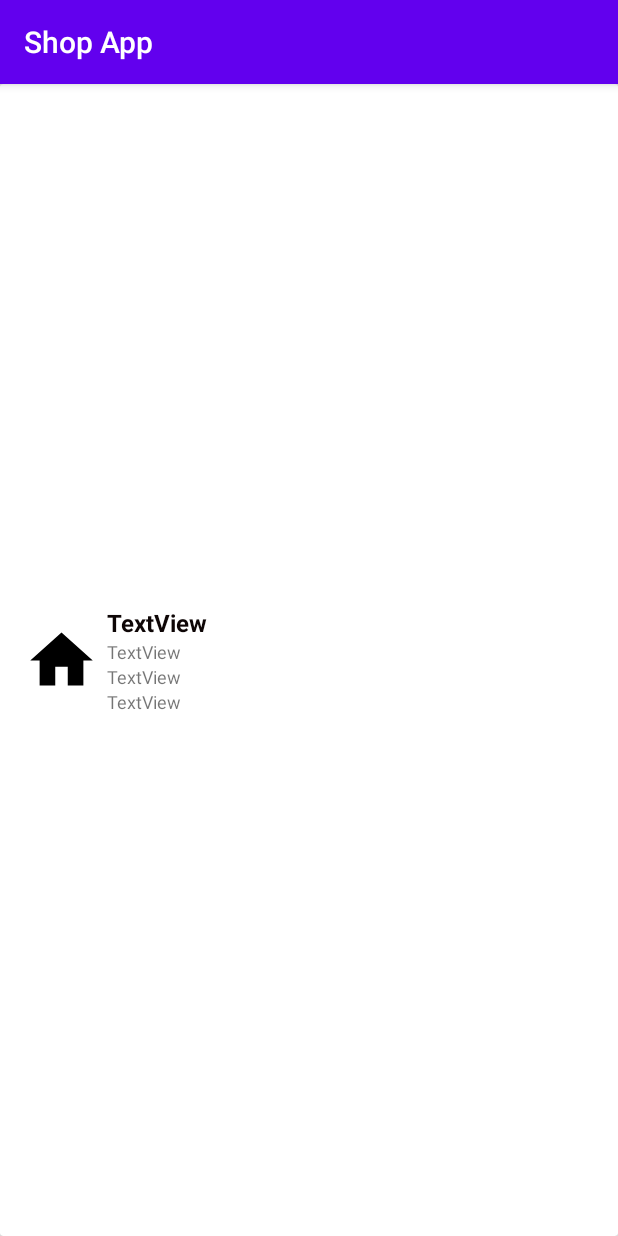
After one commit to micoinfante/tsumugiya, an Android app: the fragment StoreItemFragment shown on its own in the app's theme, on a phone screen of 412 x 824 dp. The commit adds this screen. Run offline under Robolectric (Android 15) with nearby library versions, the phone set to English and light mode, and no system bars.

Commit message:
Added Store list item for store list tabs.

```diff
--- /dev/null
+++ b/app/src/main/java/com/ortech/shopapp/StoreItemFragment.kt
@@ -0,0 +1,59 @@
+package com.ortech.shopapp
+
+import android.os.Bundle
+import androidx.fragment.app.Fragment
+import android.view.LayoutInflater
+import android.view.View
+import android.view.ViewGroup
+
+// TODO: Rename parameter arguments, choose names that match
+// the fragment initialization parameters, e.g. ARG_ITEM_NUMBER
+private const val ARG_PARAM1 = "param1"
+private const val ARG_PARAM2 = "param2"
+
+/**
+ * A simple [Fragment] subclass.
+ * Use the [StoreItemFragment.newInstance] factory method to
+ * create an instance of this fragment.
+ */
+class StoreItemFragment : Fragment() {
+    // TODO: Rename and change types of parameters
+    private var param1: String? = null
+    private var param2: String? = null
+
+    override fun onCreate(savedInstanceState: Bundle?) {
+        super.onCreate(savedInstanceState)
+        arguments?.let {
+            param1 = it.getString(ARG_PARAM1)
+            param2 = it.getString(ARG_PARAM2)
+        }
+    }
+
+    override fun onCreateView(
+        inflater: LayoutInflater, container: ViewGroup?,
+        savedInstanceState: Bundle?
+    ): View? {
+        // Inflate the layout for this fragment
+        return inflater.inflate(R.layout.fragment_store_item, container, false)
+    }
+
+    companion object {
+        /**
+         * Use this factory method to create a new instance of
+         * this fragment using the provided parameters.
+         *
+         * @param param1 Parameter 1.
+         * @param param2 Parameter 2.
+         * @return A new instance of fragment StoreItemFragment.
+         */
+        // TODO: Rename and change types and number of parameters
+        @JvmStatic
+        fun newInstance(param1: String, param2: String) =
+            StoreItemFragment().apply {
+                arguments = Bundle().apply {
+                    putString(ARG_PARAM1, param1)
+                    putString(ARG_PARAM2, param2)
+                }
+            }
+    }
+}
--- /dev/null
+++ b/app/src/main/res/layout/fragment_store_item.xml
@@ -0,0 +1,79 @@
+<?xml version="1.0" encoding="utf-8"?>
+<FrameLayout xmlns:android="http://schemas.android.com/apk/res/android"
+    xmlns:app="http://schemas.android.com/apk/res-auto"
+    xmlns:tools="http://schemas.android.com/tools"
+    android:layout_width="match_parent"
+    android:layout_height="match_parent"
+    tools:context=".StoreItemFragment">
+
+  <androidx.cardview.widget.CardView
+      android:layout_width="match_parent"
+      android:layout_height="match_parent" >
+
+    <androidx.constraintlayout.widget.ConstraintLayout
+        android:layout_width="match_parent"
+        android:layout_height="match_parent">
+
+      <ImageView
+          android:id="@+id/imageView8"
+          android:layout_width="50dp"
+          android:layout_height="50dp"
+          android:layout_marginStart="16dp"
+          android:layout_marginLeft="16dp"
+          app:layout_constraintBottom_toBottomOf="parent"
+          app:layout_constraintStart_toStartOf="parent"
+          app:layout_constraintTop_toTopOf="parent"
+          app:srcCompat="@drawable/ic_home_black_24dp" />
+
+      <LinearLayout
+          android:layout_width="0dp"
+          android:layout_height="wrap_content"
+          android:layout_marginStart="5dp"
+          android:layout_marginLeft="5dp"
+          android:layout_marginEnd="16dp"
+          android:layout_marginRight="16dp"
+          android:orientation="vertical"
+          app:layout_constraintBottom_toBottomOf="parent"
+          app:layout_constraintEnd_toEndOf="parent"
+          app:layout_constraintHorizontal_bias="0.5"
+          app:layout_constraintStart_toEndOf="@+id/imageView8"
+          app:layout_constraintTop_toTopOf="parent">
+
+        <TextView
+            android:id="@+id/tvStoreName"
+            android:layout_width="match_parent"
+            android:layout_height="wrap_content"
+            android:text="TextView"
+            android:textColor="#0E0606"
+            android:textSize="16sp"
+            android:textStyle="bold"
+            tools:text="Store name" />
+
+        <TextView
+            android:id="@+id/tvAddress"
+            android:layout_width="match_parent"
+            android:layout_height="wrap_content"
+            android:text="TextView"
+            android:textSize="12sp"
+            tools:text="address" />
+
+        <TextView
+            android:id="@+id/tvPhoneNumber"
+            android:layout_width="match_parent"
+            android:layout_height="wrap_content"
+            android:text="TextView"
+            android:textSize="12sp"
+            tools:text="@android:string/emptyPhoneNumber" />
+
+        <TextView
+            android:id="@+id/tvTime"
+            android:layout_width="match_parent"
+            android:layout_height="wrap_content"
+            android:text="TextView"
+            android:textSize="12sp"
+            tools:text="11:00 AM - 12:00 PM" />
+
+      </LinearLayout>
+    </androidx.constraintlayout.widget.ConstraintLayout>
+  </androidx.cardview.widget.CardView>
+</FrameLayout>
--- a/app/src/main/res/layout/fragment_store_tab_list.xml
+++ b/app/src/main/res/layout/fragment_store_tab_list.xml
@@ -20,4 +20,12 @@
         tools:layout_constraintLeft_creator="1"
         tools:layout_constraintTop_creator="1" />
 
+    <androidx.recyclerview.widget.RecyclerView
+        android:layout_width="409dp"
+        android:layout_height="729dp"
+        app:layout_constraintBottom_toBottomOf="parent"
+        app:layout_constraintEnd_toEndOf="parent"
+        app:layout_constraintStart_toStartOf="parent"
+        app:layout_constraintTop_toTopOf="parent" />
+
 </androidx.constraintlayout.widget.ConstraintLayout>
```
